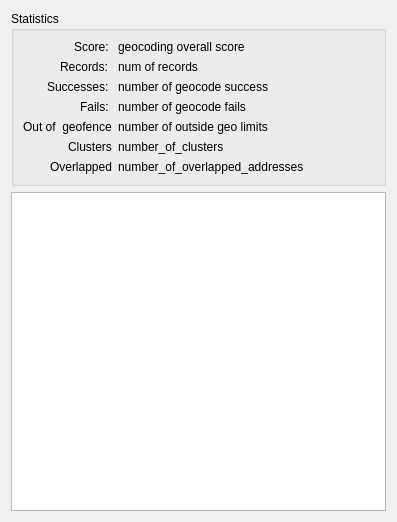
Qt form qgisplugin/anncsu_manager/resources/ui/geocode_results_tab.ui (anncsu-open/anncsu-manager) before a commit.
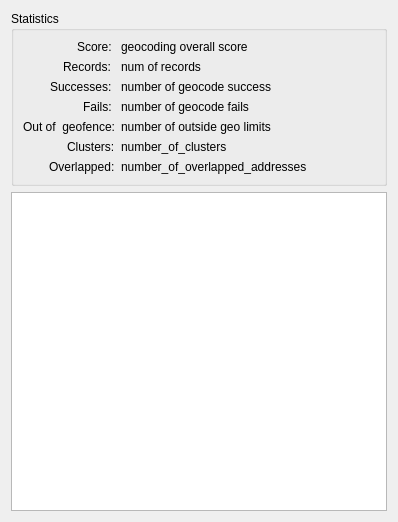
The same form after that commit.

Diff of the .ui file:
```diff
--- a/qgisplugin/anncsu_manager/resources/ui/geocode_results_tab.ui
+++ b/qgisplugin/anncsu_manager/resources/ui/geocode_results_tab.ui
@@ -6,7 +6,7 @@
    <rect>
     <x>0</x>
     <y>0</y>
-    <width>397</width>
+    <width>398</width>
     <height>522</height>
    </rect>
   </property>
@@ -94,7 +94,7 @@
         <item row="4" column="0">
          <widget class="QLabel" name="label_4">
           <property name="text">
-           <string>Out of  geofence</string>
+           <string>Out of  geofence:</string>
           </property>
           <property name="textInteractionFlags">
            <set>Qt::LinksAccessibleByKeyboard|Qt::LinksAccessibleByMouse|Qt::TextBrowserInteraction|Qt::TextSelectableByKeyboard|Qt::TextSelectableByMouse</set>
@@ -134,14 +134,14 @@
         <item row="5" column="0">
          <widget class="QLabel" name="label_6">
           <property name="text">
-           <string>Clusters</string>
+           <string>Clusters:</string>
           </property>
          </widget>
         </item>
         <item row="6" column="0">
          <widget class="QLabel" name="label_7">
           <property name="text">
-           <string>Overlapped</string>
+           <string>Overlapped:</string>
           </property>
          </widget>
         </item>
```
